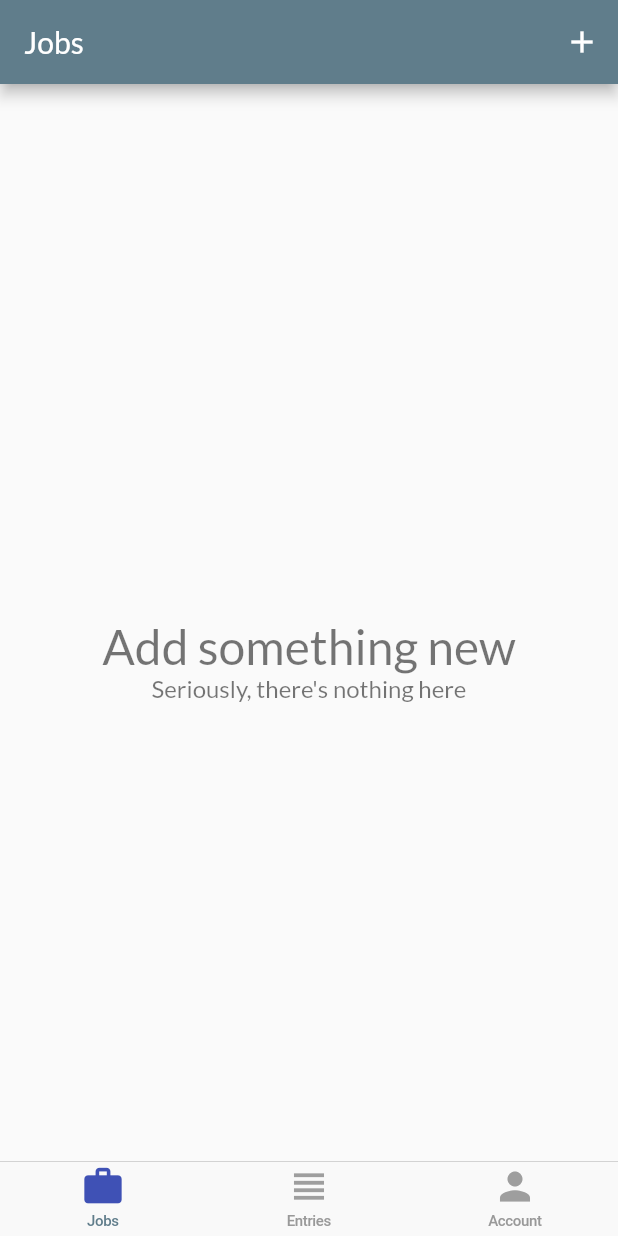
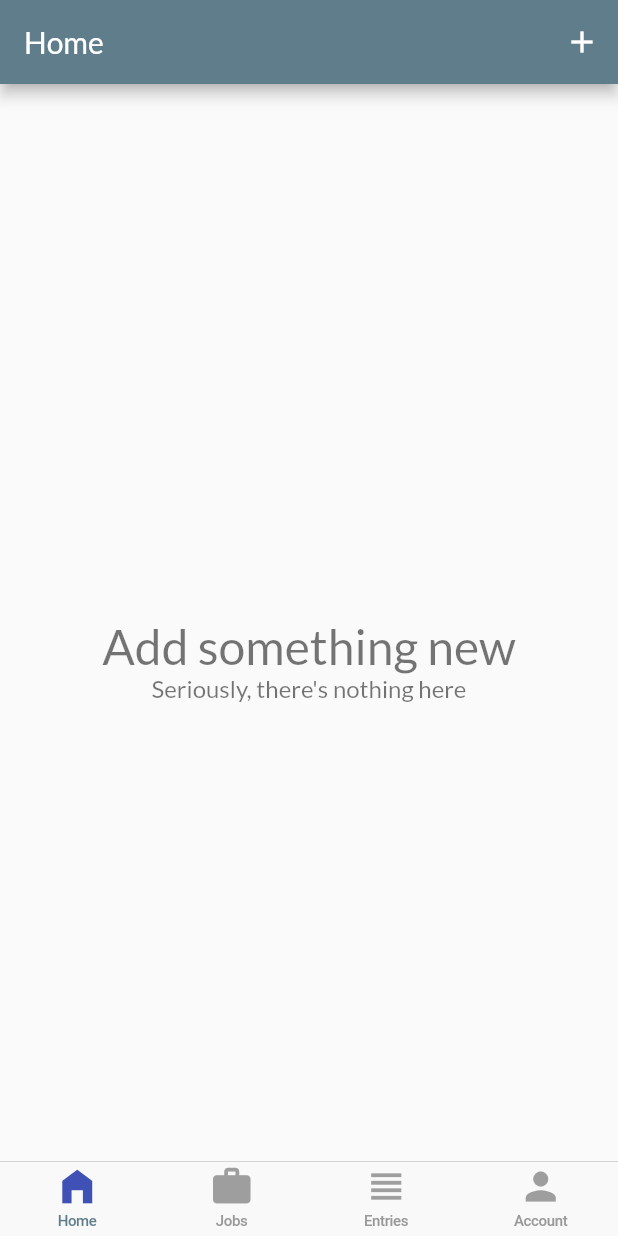
Before and after one commit to KagisoMashigo/chow_down, a Flutter app: the screen it shows once a user with an empty profile is signed in, on a phone screen of 412 x 824 dp. Run offline on Flutter 3.47's test engine with Material 2 defaults, Android fonts, the phone set to English and light mode, and no system bars; our stand-ins replace cloud_firestore, firebase_auth, firebase_core, google_sign_in, rxdart; missing offline and left inert: flutter_login_facebook; accounts and stored records are empty.

Commit message:
begin work on home page

```diff
--- a/lib/main.dart
+++ b/lib/main.dart
@@ -20,7 +20,7 @@ class MyApp extends StatelessWidget {
     return Provider<AuthBase>(
       create: (context) => Auth(),
       child: MaterialApp(
-        title: 'Time Tracker',
+        title: 'Chow Down',
         theme: ThemeData(
           appBarTheme: AppBarTheme(brightness: Brightness.dark),
           primarySwatch: Colors.blueGrey,
--- a/lib/pages/home/cupertino_home_scaffold.dart
+++ b/lib/pages/home/cupertino_home_scaffold.dart
@@ -21,6 +21,7 @@ class CupertinoHomeScaffold extends StatelessWidget {
     return CupertinoTabScaffold(
       tabBar: CupertinoTabBar(
         items: [
+          _buildItem(TabItem.home),
           _buildItem(TabItem.jobs),
           _buildItem(TabItem.entries),
           _buildItem(TabItem.account)
--- /dev/null
+++ b/lib/pages/home/home_page/home_page.dart
@@ -0,0 +1,65 @@
+import 'package:firebase_core/firebase_core.dart';
+import 'package:flutter/cupertino.dart';
+import 'package:flutter/material.dart';
+import 'package:provider/provider.dart';
+import 'package:chow_down/components/builders/list_items_builder.dart';
+import 'package:chow_down/components/errors/show_exception_alert_dialog.dart';
+import 'package:chow_down/components/job_list_tile.dart';
+import 'package:chow_down/core/data/models/job.dart';
+import 'package:chow_down/pages/home/job_entries/job_entries_page.dart';
+import 'package:chow_down/pages/home/jobs/edit_job_page.dart';
+import 'package:chow_down/services/database.dart';
+
+class HomePage extends StatelessWidget {
+  Future<void> _delete(BuildContext context, Job job) async {
+    try {
+      final database = Provider.of<Database>(context, listen: false);
+      await database.deleteJob(job);
+    } on FirebaseException catch (e) {
+      showExceptionAlertDialog(
+        context,
+        title: "Delete Operation Failed",
+        exception: e,
+      );
+    }
+  }
+
+  @override
+  Widget build(BuildContext context) {
+    return Scaffold(
+      appBar: AppBar(
+        title: Text('Home'),
+        actions: <Widget>[
+          IconButton(
+            onPressed: () => EditJobPage.show(context,
+                database: Provider.of<Database>(context, listen: false)),
+            icon: Icon(Icons.add),
+            color: Colors.white,
+          ),
+        ],
+      ),
+      body: _buildContents(context),
+    );
+  }
+
+  Widget _buildContents(BuildContext context) {
+    final database = Provider.of<Database>(context, listen: false);
+    return StreamBuilder<List<Job>>(
+      stream: database.jobsStream(),
+      builder: (context, snapshot) {
+        return ListItemsBuilder<Job>(
+            snapshot: snapshot,
+            itemBuilder: (context, job) => Dismissible(
+                  key: Key('job-${job.id}'),
+                  background: Container(color: Colors.red),
+                  onDismissed: (direction) => _delete(context, job),
+                  direction: DismissDirection.endToStart,
+                  child: JobsListTile(
+                    job: job,
+                    onTap: () => JobEntriesPage.show(context, job),
+                  ),
+                ));
+      },
+    );
+  }
+}
--- a/lib/pages/home/tab_item.dart
+++ b/lib/pages/home/tab_item.dart
@@ -1,6 +1,6 @@
 import 'package:flutter/material.dart';
 
-enum TabItem { jobs, entries, account }
+enum TabItem { home, jobs, entries, account }
 
 class TabItemData {
   const TabItemData({@required this.label, @required this.icon});
@@ -9,8 +9,9 @@ class TabItemData {
   final IconData icon;
 
   static const Map<TabItem, TabItemData> allTabs = {
+    TabItem.home: TabItemData(label: 'Home', icon: Icons.home_filled),
     TabItem.jobs: TabItemData(label: 'Jobs', icon: Icons.work),
     TabItem.entries: TabItemData(label: 'Entries', icon: Icons.view_headline),
-    TabItem.account: TabItemData(label: 'Account', icon: Icons.person)
+    TabItem.account: TabItemData(label: 'Account', icon: Icons.person),
   };
 }
--- a/lib/pages/home/home_page.dart
+++ b/lib/pages/home/tab_manager.dart
@@ -1,3 +1,4 @@
+import 'package:chow_down/pages/home/home_page/home_page.dart';
 import 'package:flutter/material.dart';
 import 'package:chow_down/pages/home/account/account_page.dart';
 import 'package:chow_down/pages/home/cupertino_home_scaffold.dart';
@@ -5,15 +6,16 @@ import 'package:chow_down/pages/home/entries/entries_page.dart';
 import 'package:chow_down/pages/home/jobs/jobs_page.dart';
 import 'package:chow_down/pages/home/tab_item.dart';
 
-class HomePage extends StatefulWidget {
+class TabManager extends StatefulWidget {
   @override
-  _HomePageState createState() => _HomePageState();
+  _TabManagerState createState() => _TabManagerState();
 }
 
-class _HomePageState extends State<HomePage> {
-  TabItem _currentTab = TabItem.jobs;
+class _TabManagerState extends State<TabManager> {
+  TabItem _currentTab = TabItem.home;
 
   final Map<TabItem, GlobalKey<NavigatorState>> navigatorKeys = {
+    TabItem.home: GlobalKey<NavigatorState>(),
     TabItem.jobs: GlobalKey<NavigatorState>(),
     TabItem.entries: GlobalKey<NavigatorState>(),
     TabItem.account: GlobalKey<NavigatorState>()
@@ -21,6 +23,7 @@ class _HomePageState extends State<HomePage> {
 
   Map<TabItem, WidgetBuilder> get widgetBuilders {
     return {
+      TabItem.home: (_) => HomePage(),
       TabItem.jobs: (_) => JobsPage(),
       TabItem.entries: (context) => EntriesPage.create(context),
       TabItem.account: (_) => AccountPage()
@@ -30,6 +33,7 @@ class _HomePageState extends State<HomePage> {
   void _selectTab(TabItem tabItem) {
     // This allows you to pop back to (the home) of the currently selected tab
     if (tabItem == _currentTab) {
+      // TODO: revview now that there os a new tab
       navigatorKeys[tabItem].currentState.popUntil(
             (route) => route.isFirst,
           );
--- a/lib/pages/landing_page.dart
+++ b/lib/pages/landing_page.dart
@@ -1,7 +1,7 @@
 import 'package:firebase_auth/firebase_auth.dart';
 import 'package:flutter/material.dart';
 import 'package:provider/provider.dart';
-import 'package:chow_down/pages/home/home_page.dart';
+import 'package:chow_down/pages/home/tab_manager.dart';
 import 'package:chow_down/pages/sign_in/sign_in_page.dart';
 import 'package:chow_down/services/auth.dart';
 import 'package:chow_down/services/database.dart';
@@ -20,7 +20,7 @@ class LandingPage extends StatelessWidget {
           }
           return Provider<Database>(
             create: (_) => FirestoreDatabase(uid: user.uid),
-            child: HomePage(),
+            child: TabManager(),
           );
         }
         return Scaffold(
```
